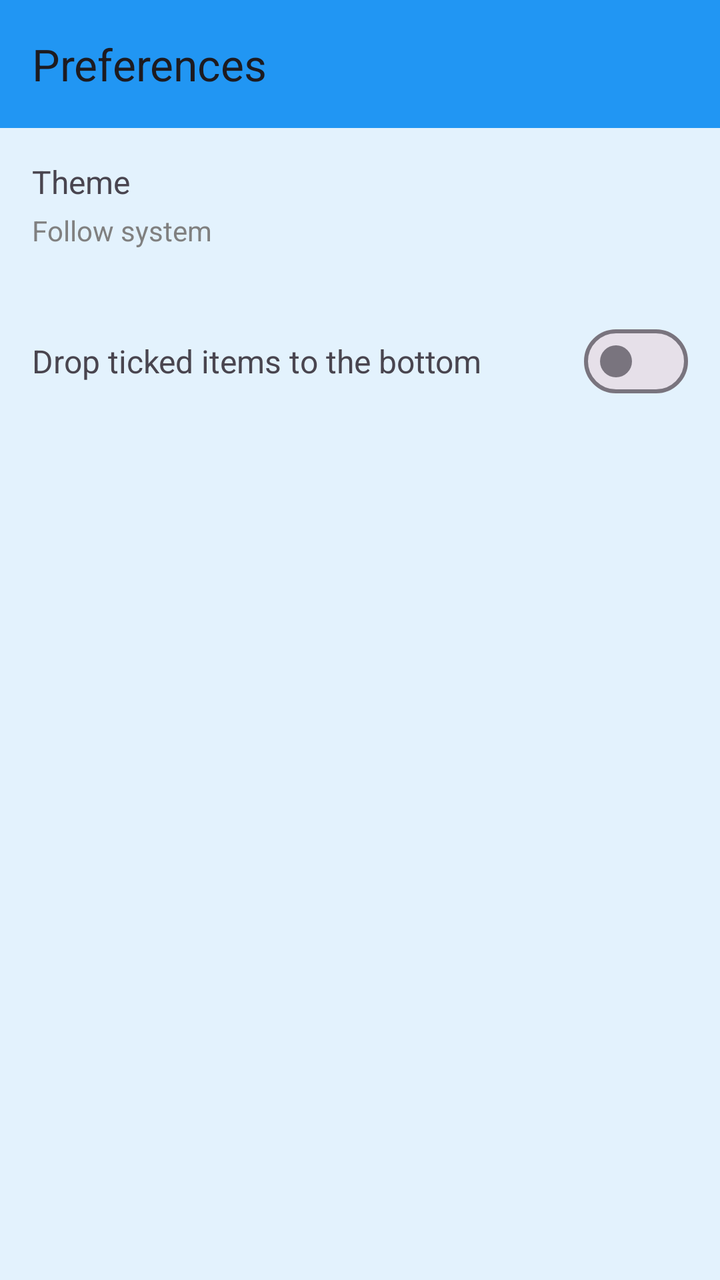
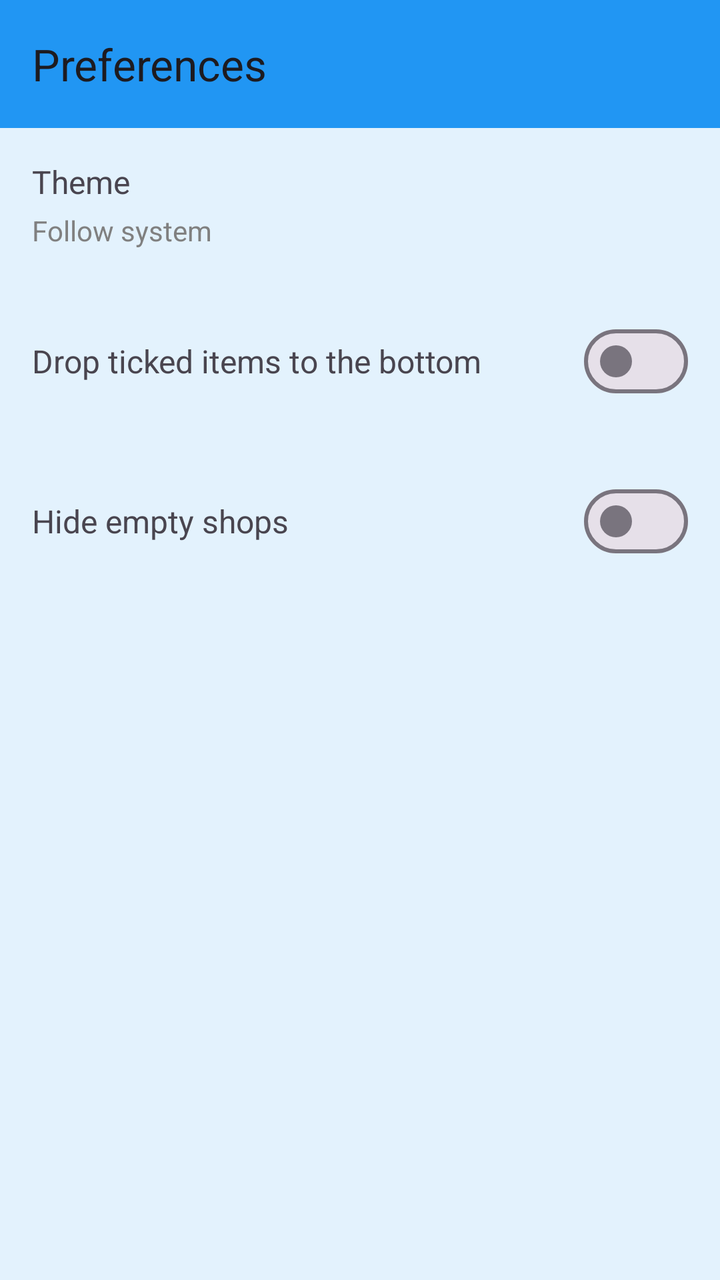

The first picture is an Android layout as it rendered before a commit; the second is the same layout after the commit. The layout source and the unified diff follow.
<!-- AndroidManifest.xml: activity theme Theme.Shopt -->
<!-- res/layout/activity_preferences.xml -->
<?xml version="1.0" encoding="utf-8"?>
<LinearLayout xmlns:android="http://schemas.android.com/apk/res/android"
    xmlns:app="http://schemas.android.com/apk/res-auto"
    android:layout_width="match_parent"
    android:layout_height="match_parent"
    android:orientation="vertical">

    <com.google.android.material.appbar.AppBarLayout
        android:layout_width="match_parent"
        android:layout_height="wrap_content"
        android:fitsSystemWindows="true"
        android:background="?attr/colorPrimary"
        android:theme="@style/Theme.Shopt.AppBarOverlay">

        <androidx.appcompat.widget.Toolbar
            android:id="@+id/toolbar"
            android:layout_width="match_parent"
            android:layout_height="?attr/actionBarSize"
            android:background="?attr/colorPrimary"
            app:popupTheme="@style/Theme.Shopt.PopupOverlay"
            app:title="@string/preferences" />

    </com.google.android.material.appbar.AppBarLayout>

    <LinearLayout
        android:layout_width="match_parent"
        android:layout_height="match_parent"
        android:orientation="vertical">

        <LinearLayout
            android:id="@+id/themePreference"
            android:layout_width="match_parent"
            android:layout_height="wrap_content"
            android:orientation="vertical"
            android:padding="16dp"
            android:background="?attr/selectableItemBackground"
            android:clickable="true"
            android:focusable="true">

            <TextView
                android:layout_width="match_parent"
                android:layout_height="wrap_content"
                android:text="@string/theme"
                android:textSize="16sp" />

            <TextView
                android:id="@+id/tvThemeValue"
                android:layout_width="match_parent"
                android:layout_height="wrap_content"
                android:layout_marginTop="4dp"
                android:text="@string/theme_system"
                android:textSize="14sp"
                android:textColor="?attr/colorOnSurfaceVariant" />

        </LinearLayout>

        <LinearLayout
            android:id="@+id/dropTickedPreference"
            android:layout_width="match_parent"
            android:layout_height="wrap_content"
            android:orientation="horizontal"
            android:padding="16dp"
            android:background="?attr/selectableItemBackground"
            android:clickable="true"
            android:focusable="true">

            <TextView
                android:layout_width="0dp"
                android:layout_height="wrap_content"
                android:layout_weight="1"
                android:text="@string/drop_ticked_to_bottom"
                android:textSize="16sp"
                android:layout_gravity="center_vertical" />

            <com.google.android.material.materialswitch.MaterialSwitch
                android:id="@+id/switchDropTicked"
                android:layout_width="wrap_content"
                android:layout_height="wrap_content"
                android:clickable="false"
                android:focusable="false" />

        </LinearLayout>

    </LinearLayout>

</LinearLayout>
<!-- resources referenced by this layout -->
<resources>
  <string name="drop_ticked_to_bottom">Drop ticked items to the bottom</string>
  <string name="preferences">Preferences</string>
  <string name="theme">Theme</string>
  <string name="theme_system">Follow system</string>
  <style name="Theme.Shopt.AppBarOverlay" parent="ThemeOverlay.Material3.ActionBar" />
  <style name="Theme.Shopt.PopupOverlay" parent="ThemeOverlay.Material3" />
  <style name="Theme.Shopt" parent="Theme.Material3.DayNight.NoActionBar">
          
          <item name="colorPrimary">@color/blue_primary</item>
          <item name="colorPrimaryVariant">@color/blue_primary_dark</item>
          <item name="colorOnPrimary">@color/on_primary</item>
          <item name="colorSecondary">@color/blue_accent</item>
          <item name="colorOnSecondary">@color/on_surface</item>
          <item name="android:windowBackground">@color/blue_light</item>
          <item name="colorSurface">@color/surface</item>
          <item name="colorOnSurface">@color/on_surface</item>
          <item name="colorOnSurfaceVariant">@color/on_surface_variant</item>
      </style>
  <color name="blue_primary">#2196F3</color>
  <color name="blue_primary_dark">#1976D2</color>
  <color name="on_primary">#FFFFFF</color>
  <color name="blue_accent">#03DAC5</color>
  <color name="on_surface">#000000</color>
  <color name="blue_light">#E3F2FD</color>
  <color name="surface">#FFFFFF</color>
  <color name="on_surface_variant">#808080</color>
</resources>

<!-- the commit's change to res/layout/activity_preferences.xml (unified diff, before → after) -->
@@ -81,6 +81,33 @@
 
         </LinearLayout>
 
+        <LinearLayout
+            android:id="@+id/hideEmptyShopsPreference"
+            android:layout_width="match_parent"
+            android:layout_height="wrap_content"
+            android:orientation="horizontal"
+            android:padding="16dp"
+            android:background="?attr/selectableItemBackground"
+            android:clickable="true"
+            android:focusable="true">
+
+            <TextView
+                android:layout_width="0dp"
+                android:layout_height="wrap_content"
+                android:layout_weight="1"
+                android:text="@string/hide_empty_shops"
+                android:textSize="16sp"
+                android:layout_gravity="center_vertical" />
+
+            <com.google.android.material.materialswitch.MaterialSwitch
+                android:id="@+id/switchHideEmpty"
+                android:layout_width="wrap_content"
+                android:layout_height="wrap_content"
+                android:clickable="false"
+                android:focusable="false" />
+
+        </LinearLayout>
+
     </LinearLayout>
 
 </LinearLayout>
<!-- resource entries referenced after the edit -->
@@ -1,6 +1,7 @@
 <!-- resources referenced by this layout -->
 <resources>
   <string name="drop_ticked_to_bottom">Drop ticked items to the bottom</string>
+  <string name="hide_empty_shops">Hide empty shops</string>
   <string name="preferences">Preferences</string>
   <string name="theme">Theme</string>
   <string name="theme_system">Follow system</string>
